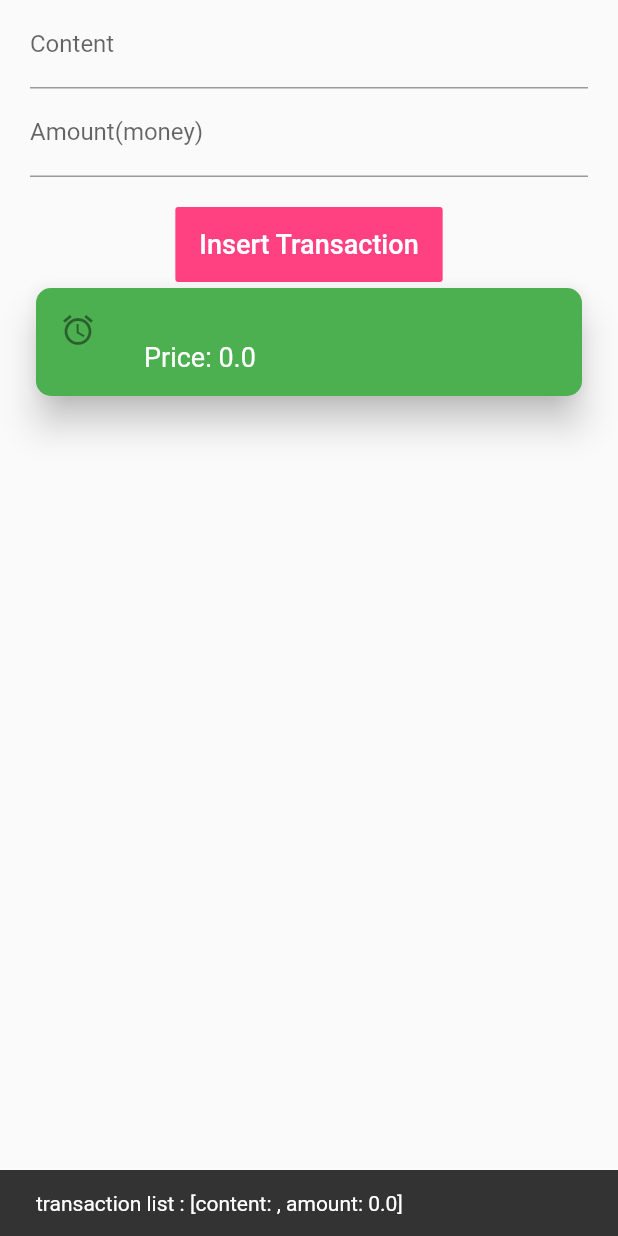
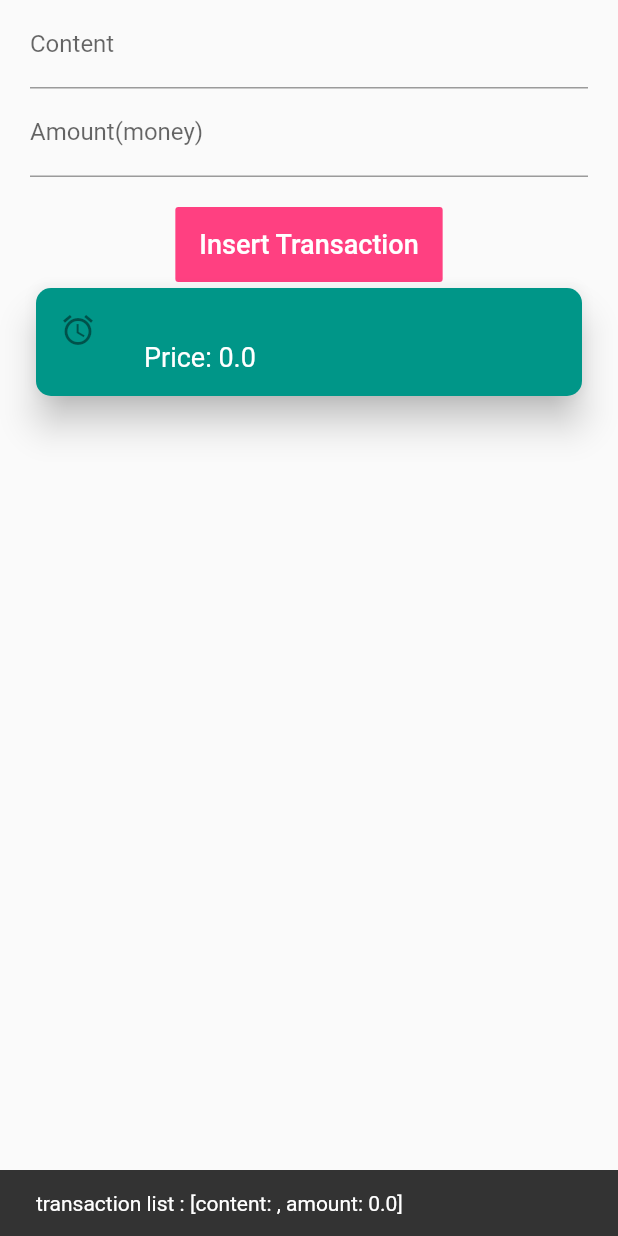
Before and after one commit to tuananh020400/App-Android, a Flutter app: the screen it shows after launch, after a tap on "Insert Transaction", on a phone screen of 412 x 824 dp. Run offline on Flutter 3.47's test engine with Material 2 defaults, Android fonts, the phone set to English and light mode, and no system bars; missing offline and left inert: dart:ffi.

Commit message:
Done lession 13

```diff
--- a/myapp1/lib/MyApp.dart
+++ b/myapp1/lib/MyApp.dart
@@ -2,6 +2,7 @@ import 'dart:ffi';
 
 import 'package:flutter/cupertino.dart';
 import 'package:flutter/material.dart';
+import 'TransactionList.dart';
 import 'transaction.dart';
 
 //You can define your own Widget
@@ -20,45 +21,17 @@ class _MyAppState extends State<MyApp> with WidgetsBindingObserver{
 
   //define states
   Transaction _transaction = Transaction(content: '', amount: 0.0);
-  List<Transaction> _transactions =  [];
+  List<Transaction> _transactions = [];
 
   @override
   Widget build(BuildContext context) {
-    List<Widget> _buildWidgetList() {
-      int index = 0;
-      return _transactions.map((eachTransaction){
-        //Now we decorate ListTile using Card
-        index++;
-        return Card(
-          shape: RoundedRectangleBorder(
-              borderRadius: BorderRadius.circular(10)
-          ),
-          color: (index - 1) % 2 == 0 ? Colors.green : Colors.teal,
-          elevation: 10,
-          child: ListTile(
-            leading: const Icon(Icons.access_alarm),
-            title: Text(eachTransaction.content,
-              style: TextStyle(
-                  fontWeight: FontWeight.bold,
-                  fontSize: 18,
-                  color: Colors.white
-              ),
-            ),
-            subtitle: Text('Price: ${eachTransaction.amount}',
-                style: TextStyle(fontSize: 18, color: Colors.white)),
-            onTap: (){
-              print('You clicked: ${eachTransaction.content}');
-            },
-          ),
-        );
-      }).toList();
-    }
     return MaterialApp(
         title: "This is a StatefulWidget",
         home: Scaffold(
             key: _scaffoldKey,
             body: SafeArea(
               minimum: const EdgeInsets.only(left: 20, right: 20),
+              child: SingleChildScrollView(
                 child: Column(
                   mainAxisAlignment: MainAxisAlignment.start,
                   children: <Widget>[
@@ -111,10 +84,9 @@ class _MyAppState extends State<MyApp> with WidgetsBindingObserver{
                         },
                       ),
                     ),
-                  Column(
-                    children: _buildWidgetList(),
-                  )
+                    TransactionList(transactions: _transactions),
                   ],
+                ),
               ),
             )
         )
--- /dev/null
+++ b/myapp1/lib/TransactionList.dart
@@ -0,0 +1,42 @@
+import 'package:flutter/material.dart';
+import 'transaction.dart';
+class TransactionList extends StatelessWidget{
+  List<Transaction> transactions;
+  TransactionList ({required this.transactions});
+  ListView _buildListView() {
+    return ListView.builder(
+      itemCount: transactions.length,
+        itemBuilder: (context, index) {
+          return Card(
+            shape: RoundedRectangleBorder(
+                borderRadius: BorderRadius.circular(10)
+            ),
+            color: (index - 1) % 2 == 0 ? Colors.green : Colors.teal,
+            elevation: 10,
+            child: ListTile(
+              leading: const Icon(Icons.access_alarm),
+              title: Text(transactions[index].content,
+                style: TextStyle(
+                    fontWeight: FontWeight.bold,
+                    fontSize: 18,
+                    color: Colors.white
+                ),
+              ),
+              subtitle: Text('Price: ${transactions[index].amount}',
+                  style: TextStyle(fontSize: 18, color: Colors.white)),
+              onTap: () {
+                print('You clicked: ${transactions[index].content}');
+              },
+            ),
+          );
+        });
+  }
+  @override
+  Widget build(BuildContext context) {
+    // TODO: implement build
+    return Container(
+      height: 500,
+      child: _buildListView(),
+    );
+  }
+}
```
Lines whose indentation alone changed are shown as unchanged.
